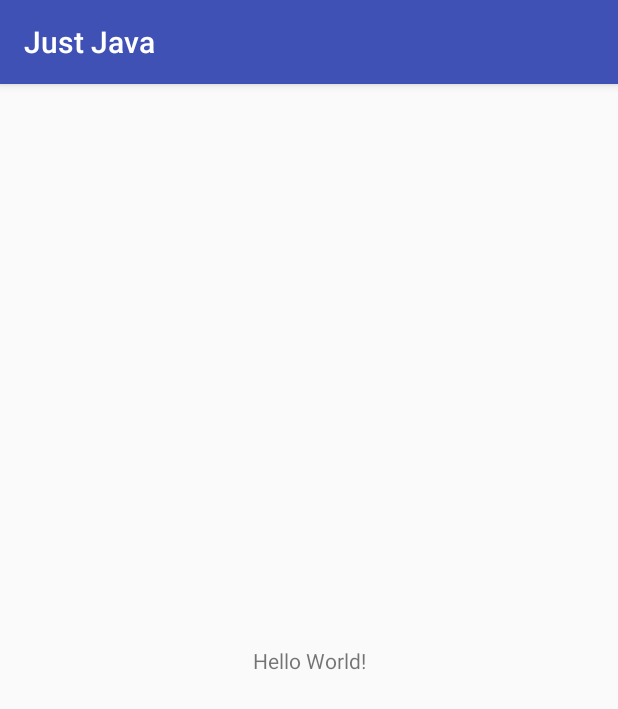
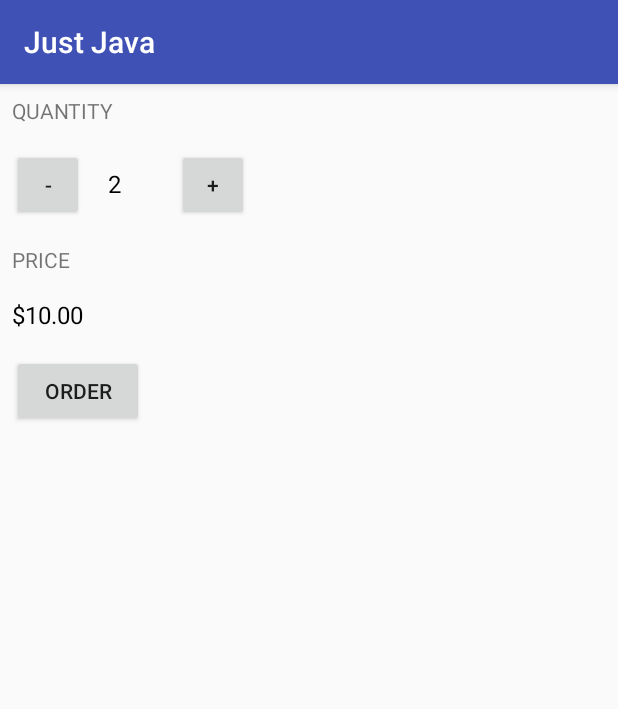
Before and after one commit to squareleaf/grow-with-google-android-basics, an Android app: the screen it shows after launch (MainActivity), on a phone screen of 412 x 824 dp. Shown: the top 709 px of the screen. Run offline under Robolectric (Android 15) with nearby library versions, the phone set to English and light mode, and no system bars.

Commit message:
Add incrementing ability

```diff
--- a/JustJava/app/src/main/java/com/example/android/justjava/MainActivity.java
+++ b/JustJava/app/src/main/java/com/example/android/justjava/MainActivity.java
@@ -1,13 +1,63 @@
 package com.example.android.justjava;
 
+import android.os.Bundle;
 import android.support.v7.app.AppCompatActivity;
-import android.os.Bundle;
+import android.view.View;
+import android.widget.TextView;
 
+import java.text.NumberFormat;
+
+/**
+ * This app displays an order form to order coffee.
+ */
 public class MainActivity extends AppCompatActivity {
+
+    int quantity = 2;
 
     @Override
     protected void onCreate(Bundle savedInstanceState) {
         super.onCreate(savedInstanceState);
         setContentView(R.layout.activity_main);
     }
+
+    /**
+     * This method is called when the order button is clicked.
+     */
+    public void submitOrder(View view) {
+        int price = quantity * 5;
+        String priceMessage = "Total: $" + price;
+        priceMessage = priceMessage + "\nThank you!";
+        displayMessage(priceMessage);
+    }
+
+    /**
+     * This method displays the given quantity value on the screen.
+     */
+    private void display(int number) {
+        TextView quantityTextView = (TextView) findViewById(R.id.quantity_text_view);
+        quantityTextView.setText("" + number);
+    }
+
+    private void displayPrice(int number) {
+        TextView priceTextView = (TextView) findViewById(R.id.price_text_view);
+        priceTextView.setText(NumberFormat.getCurrencyInstance().format(number));
+    }
+
+    /**
+     * This method displays the given text on the screen.
+     */
+    private void displayMessage(String message) {
+        TextView priceTextView = (TextView) findViewById(R.id.price_text_view);
+        priceTextView.setText(message);
+    }
+
+    public void increment(View view){
+        quantity = quantity + 1;
+        display(quantity);
+    }
+
+    public void decrement(View view) {
+        quantity = quantity - 1;
+        display(quantity);
+    }
 }
--- a/JustJava/app/src/main/res/layout/activity_main.xml
+++ b/JustJava/app/src/main/res/layout/activity_main.xml
@@ -1,18 +1,69 @@
 <?xml version="1.0" encoding="utf-8"?>
-<android.support.constraint.ConstraintLayout xmlns:android="http://schemas.android.com/apk/res/android"
-    xmlns:app="http://schemas.android.com/apk/res-auto"
+<LinearLayout xmlns:android="http://schemas.android.com/apk/res/android"
     xmlns:tools="http://schemas.android.com/tools"
     android:layout_width="match_parent"
     android:layout_height="match_parent"
+    android:orientation="vertical"
     tools:context="com.example.android.justjava.MainActivity">
 
     <TextView
         android:layout_width="wrap_content"
         android:layout_height="wrap_content"
-        android:text="Hello World!"
-        app:layout_constraintBottom_toBottomOf="parent"
-        app:layout_constraintLeft_toLeftOf="parent"
-        app:layout_constraintRight_toRightOf="parent"
-        app:layout_constraintTop_toTopOf="parent" />
+        android:layout_margin="8dp"
+        android:text="Quantity"
+        android:textAllCaps="true" />
 
-</android.support.constraint.ConstraintLayout>
+    <LinearLayout
+        android:layout_width="match_parent"
+        android:layout_height="wrap_content"
+        android:orientation="horizontal">
+
+        <Button
+            android:layout_width="48dp"
+            android:layout_height="48dp"
+            android:layout_margin="8dp"
+            android:onClick="decrement"
+            android:text="-" />
+
+        <TextView
+            android:id="@+id/quantity_text_view"
+            android:layout_width="30dp"
+            android:layout_height="wrap_content"
+            android:layout_margin="8dp"
+            android:text="2"
+            android:textColor="@android:color/black"
+            android:textSize="16dp" />
+
+        <Button
+            android:layout_width="48dp"
+            android:layout_height="48dp"
+            android:layout_margin="8dp"
+            android:onClick="increment"
+            android:text="+" />
+
+    </LinearLayout>
+
+    <TextView
+        android:layout_width="wrap_content"
+        android:layout_height="wrap_content"
+        android:layout_margin="8dp"
+        android:text="Price"
+        android:textAllCaps="true" />
+
+    <TextView
+        android:id="@+id/price_text_view"
+        android:layout_width="75dp"
+        android:layout_height="wrap_content"
+        android:layout_margin="8dp"
+        android:text="$10.00"
+        android:textColor="@android:color/black"
+        android:textSize="16dp" />
+
+    <Button
+        android:layout_width="wrap_content"
+        android:layout_height="wrap_content"
+        android:layout_margin="8dp"
+        android:onClick="submitOrder"
+        android:text="@string/order" />
+
+</LinearLayout>
--- a/JustJava/app/src/main/res/values/strings.xml
+++ b/JustJava/app/src/main/res/values/strings.xml
@@ -1,3 +1,4 @@
 <resources>
     <string name="app_name">Just Java</string>
+    <string name="order">Order</string>
 </resources>
```
